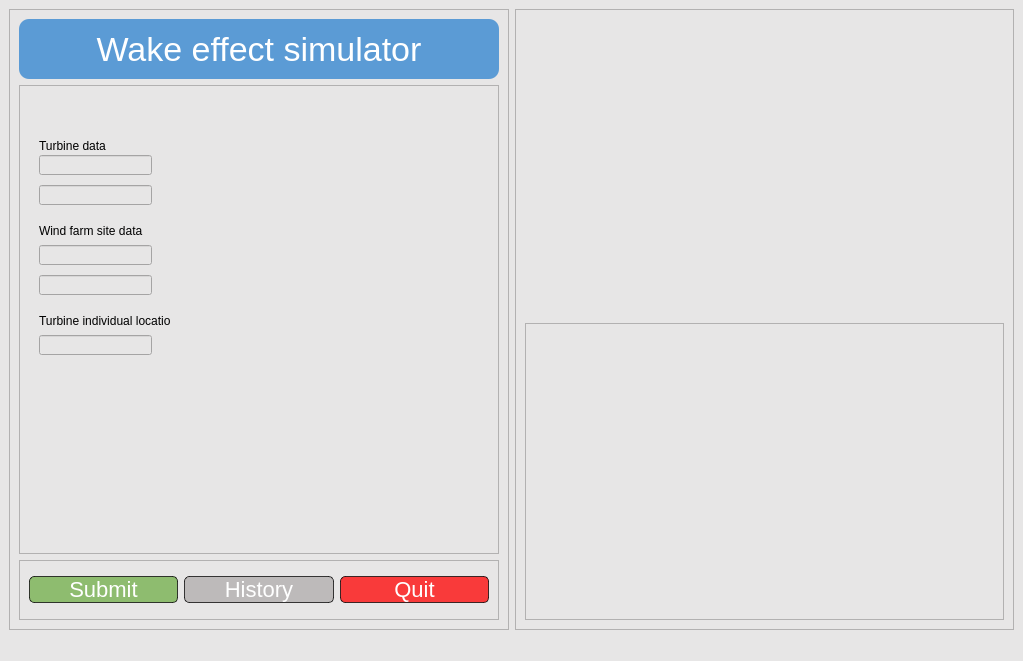
The window that uis/mainscreen.ui (JoshuaBog09/OffShoreWind_Project) describes before a commit, drawn with Qt 5.
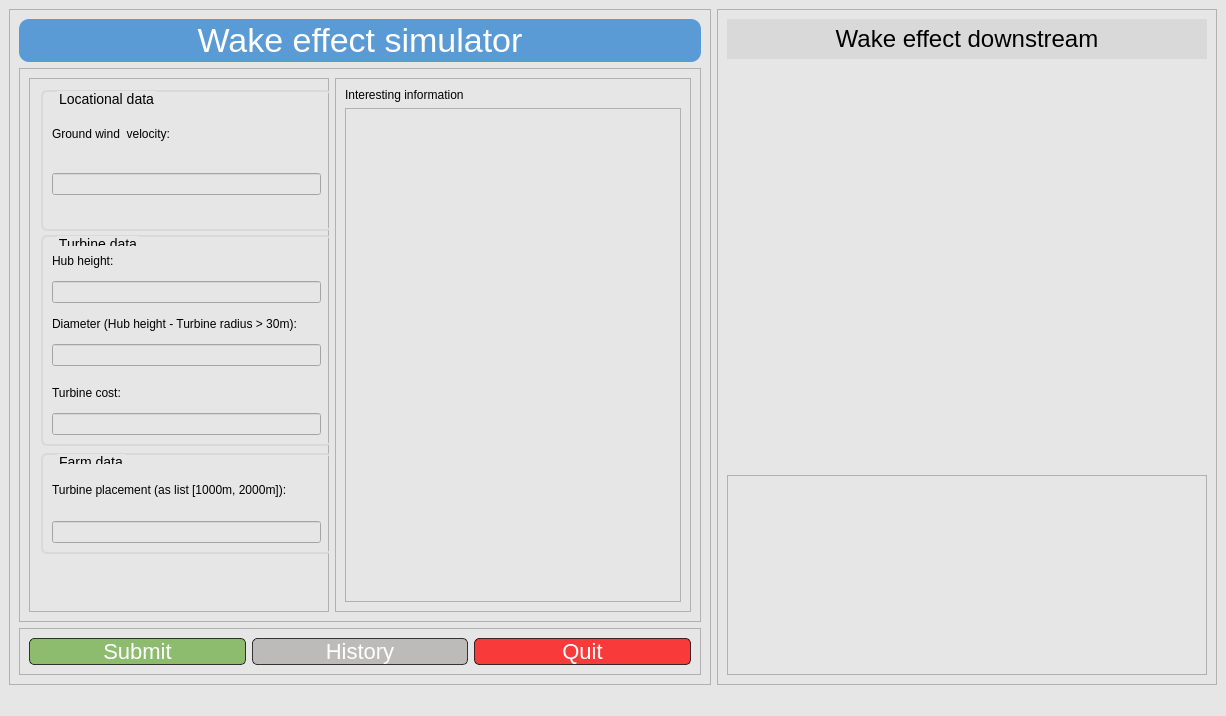
The same window after the commit.

Patch:
```diff
--- a/uis/mainscreen.ui
+++ b/uis/mainscreen.ui
@@ -6,8 +6,8 @@
    <rect>
     <x>0</x>
     <y>0</y>
-    <width>1023</width>
-    <height>661</height>
+    <width>1226</width>
+    <height>716</height>
    </rect>
   </property>
   <property name="windowTitle">
@@ -79,95 +79,211 @@
          <property name="frameShadow">
           <enum>QFrame::Raised</enum>
          </property>
-         <widget class="QLabel" name="label_2">
-          <property name="geometry">
-           <rect>
-            <x>20</x>
-            <y>50</y>
-            <width>111</width>
-            <height>21</height>
-           </rect>
-          </property>
-          <property name="text">
-           <string>Turbine data</string>
-          </property>
-         </widget>
-         <widget class="QLineEdit" name="lineEdit">
-          <property name="geometry">
-           <rect>
-            <x>20</x>
-            <y>70</y>
-            <width>113</width>
-            <height>20</height>
-           </rect>
-          </property>
-         </widget>
-         <widget class="QLineEdit" name="lineEdit_2">
-          <property name="geometry">
-           <rect>
-            <x>20</x>
-            <y>100</y>
-            <width>113</width>
-            <height>20</height>
-           </rect>
-          </property>
-         </widget>
-         <widget class="QLabel" name="label_3">
-          <property name="geometry">
-           <rect>
-            <x>20</x>
-            <y>130</y>
-            <width>111</width>
-            <height>31</height>
-           </rect>
-          </property>
-          <property name="text">
-           <string>Wind farm site data</string>
-          </property>
-         </widget>
-         <widget class="QLineEdit" name="lineEdit_3">
-          <property name="geometry">
-           <rect>
-            <x>20</x>
-            <y>160</y>
-            <width>113</width>
-            <height>20</height>
-           </rect>
-          </property>
-         </widget>
-         <widget class="QLineEdit" name="lineEdit_4">
-          <property name="geometry">
-           <rect>
-            <x>20</x>
-            <y>190</y>
-            <width>113</width>
-            <height>20</height>
-           </rect>
-          </property>
-         </widget>
-         <widget class="QLabel" name="label_4">
-          <property name="geometry">
-           <rect>
-            <x>20</x>
-            <y>220</y>
-            <width>131</width>
-            <height>31</height>
-           </rect>
-          </property>
-          <property name="text">
-           <string>Turbine individual location</string>
-          </property>
-         </widget>
-         <widget class="QLineEdit" name="lineEdit_5">
-          <property name="geometry">
-           <rect>
-            <x>20</x>
-            <y>250</y>
-            <width>113</width>
-            <height>20</height>
-           </rect>
-          </property>
-         </widget>
+         <layout class="QHBoxLayout" name="horizontalLayout_3">
+          <item>
+           <widget class="QFrame" name="frame_6">
+            <property name="minimumSize">
+             <size>
+              <width>300</width>
+              <height>0</height>
+             </size>
+            </property>
+            <property name="maximumSize">
+             <size>
+              <width>500</width>
+              <height>16777215</height>
+             </size>
+            </property>
+            <property name="frameShape">
+             <enum>QFrame::StyledPanel</enum>
+            </property>
+            <property name="frameShadow">
+             <enum>QFrame::Raised</enum>
+            </property>
+            <widget class="QGroupBox" name="groupBox">
+             <property name="geometry">
+              <rect>
+               <x>12</x>
+               <y>12</y>
+               <width>291</width>
+               <height>141</height>
+              </rect>
+             </property>
+             <property name="styleSheet">
+              <string notr="true">QGroupBox {
+	border: 2px solid  rgb(217, 217, 217);
+	border-radius: 6px;
+	background: rgba(0, 0, 0, 0);
+	margin: 0.5em;
+	font: 14px Leelawadee UI;
+}
+
+QGroupBox::title {
+	subcontrol-origin: margin;
+	top: 1px;
+    left: 16px;
+	color: rgb(0, 0, 0);
+}</string>
+             </property>
+             <property name="title">
+              <string>Locational data</string>
+             </property>
+             <layout class="QVBoxLayout" name="verticalLayout_5">
+              <item>
+               <widget class="QLabel" name="label_2">
+                <property name="maximumSize">
+                 <size>
+                  <width>16777215</width>
+                  <height>20</height>
+                 </size>
+                </property>
+                <property name="styleSheet">
+                 <string notr="true">font: 12px Leelawadee UI;</string>
+                </property>
+                <property name="text">
+                 <string>Ground wind  velocity:</string>
+                </property>
+               </widget>
+              </item>
+              <item>
+               <widget class="QLineEdit" name="wind_velocity"/>
+              </item>
+             </layout>
+            </widget>
+            <widget class="QGroupBox" name="groupBox_2">
+             <property name="geometry">
+              <rect>
+               <x>12</x>
+               <y>157</y>
+               <width>291</width>
+               <height>211</height>
+              </rect>
+             </property>
+             <property name="styleSheet">
+              <string notr="true">QGroupBox {
+	border: 2px solid  rgb(217, 217, 217);
+	border-radius: 6px;
+	background: rgba(0, 0, 0, 0);
+	margin: 0.5em;
+	font: 14px Leelawadee UI;
+}
+
+QGroupBox::title {
+	subcontrol-origin: margin;
+	top: 1px;
+    left: 16px;
+	color: rgb(0, 0, 0);
+}</string>
+             </property>
+             <property name="title">
+              <string>Turbine data</string>
+             </property>
+             <layout class="QVBoxLayout" name="verticalLayout_6">
+              <item>
+               <widget class="QLabel" name="label_4">
+                <property name="text">
+                 <string>Hub height:</string>
+                </property>
+               </widget>
+              </item>
+              <item>
+               <widget class="QLineEdit" name="hub_height"/>
+              </item>
+              <item>
+               <widget class="QLabel" name="label_6">
+                <property name="text">
+                 <string>Diameter (Hub height - Turbine radius &gt; 30m):</string>
+                </property>
+               </widget>
+              </item>
+              <item>
+               <widget class="QLineEdit" name="diameter"/>
+              </item>
+              <item>
+               <widget class="QSlider" name="horizontalSlider">
+                <property name="orientation">
+                 <enum>Qt::Horizontal</enum>
+                </property>
+               </widget>
+              </item>
+              <item>
+               <widget class="QLabel" name="label_7">
+                <property name="text">
+                 <string>Turbine cost:</string>
+                </property>
+               </widget>
+              </item>
+              <item>
+               <widget class="QLineEdit" name="turbine_cost"/>
+              </item>
+             </layout>
+            </widget>
+            <widget class="QGroupBox" name="groupBox_3">
+             <property name="geometry">
+              <rect>
+               <x>12</x>
+               <y>375</y>
+               <width>291</width>
+               <height>101</height>
+              </rect>
+             </property>
+             <property name="styleSheet">
+              <string notr="true">QGroupBox {
+	border: 2px solid  rgb(217, 217, 217);
+	border-radius: 6px;
+	background: rgba(0, 0, 0, 0);
+	margin: 0.5em;
+	font: 14px Leelawadee UI;
+}
+
+QGroupBox::title {
+	subcontrol-origin: margin;
+	top: 1px;
+    left: 16px;
+	color: rgb(0, 0, 0);
+}</string>
+             </property>
+             <property name="title">
+              <string>Farm data</string>
+             </property>
+             <layout class="QVBoxLayout" name="verticalLayout_7">
+              <item>
+               <widget class="QLabel" name="label_8">
+                <property name="text">
+                 <string>Turbine placement (as list [1000m, 2000m]):</string>
+                </property>
+               </widget>
+              </item>
+              <item>
+               <widget class="QLineEdit" name="turbine_placement"/>
+              </item>
+             </layout>
+            </widget>
+           </widget>
+          </item>
+          <item>
+           <widget class="QFrame" name="frame_7">
+            <property name="frameShape">
+             <enum>QFrame::StyledPanel</enum>
+            </property>
+            <property name="frameShadow">
+             <enum>QFrame::Raised</enum>
+            </property>
+            <layout class="QVBoxLayout" name="verticalLayout_4">
+             <item>
+              <widget class="QLabel" name="label_3">
+               <property name="text">
+                <string>Interesting information</string>
+               </property>
+              </widget>
+             </item>
+             <item>
+              <widget class="QTextBrowser" name="textBrowser"/>
+             </item>
+            </layout>
+           </widget>
+          </item>
+         </layout>
         </widget>
        </item>
        <item>
@@ -206,7 +322,7 @@
 background-color: rgb(112, 173, 71, 0.75);
 color: rgba(255, 255, 255);
 border-style: outset;
-border-color: rgb(0, 0, 0, 0.75);
+border-color: rgba(0, 0, 0, 0.75);
 border-width: 1px;
 }
 QPushButton:pressed {
@@ -244,7 +360,7 @@
 background-color: rgba(175, 171, 171, 0.75);
 color: rgb(255, 255, 255);
 border-style: outset;
-border-color: rgb(0, 0, 0, 0.75);
+border-color: rgba(0, 0, 0, 0.75);
 border-width: 1px;
 }
 QPushButton:pressed {
@@ -282,7 +398,7 @@
 background-color: rgba(255, 0, 0, 0.75);
 color: rgb(255, 255, 255);
 border-style: outset;
-border-color: rgb(0, 0, 0, 0.75);
+border-color: rgba(0, 0, 0, 0.75);
 border-width: 1px;
 }
 QPushButton:pressed {
@@ -307,6 +423,12 @@
     </item>
     <item>
      <widget class="QFrame" name="frame_2">
+      <property name="minimumSize">
+       <size>
+        <width>500</width>
+        <height>0</height>
+       </size>
+      </property>
       <property name="styleSheet">
        <string notr="true">width: 50%;</string>
       </property>
@@ -317,11 +439,48 @@
        <enum>QFrame::Raised</enum>
       </property>
       <layout class="QVBoxLayout" name="verticalLayout_3">
+       <item>
+        <widget class="QLabel" name="label_5">
+         <property name="maximumSize">
+          <size>
+           <width>16777215</width>
+           <height>40</height>
+          </size>
+         </property>
+         <property name="font">
+          <font>
+           <family>Leelawadee UI</family>
+           <pointsize>-1</pointsize>
+           <weight>50</weight>
+           <italic>false</italic>
+           <bold>false</bold>
+          </font>
+         </property>
+         <property name="styleSheet">
+          <string notr="true">color: rgb(0, 0, 0);
+background-color: rgb(217, 217, 217);
+font: 24px;
+padding: 2px;</string>
+         </property>
+         <property name="text">
+          <string>Wake effect downstream</string>
+         </property>
+         <property name="alignment">
+          <set>Qt::AlignCenter</set>
+         </property>
+        </widget>
+       </item>
        <item>
         <widget class="QWidget" name="widget" native="true"/>
        </item>
        <item>
         <widget class="QFrame" name="frame_5">
+         <property name="maximumSize">
+          <size>
+           <width>16777215</width>
+           <height>200</height>
+          </size>
+         </property>
          <property name="frameShape">
           <enum>QFrame::StyledPanel</enum>
          </property>
```
Left out of the diff: 2 changed lines with no effect on the pictures.
